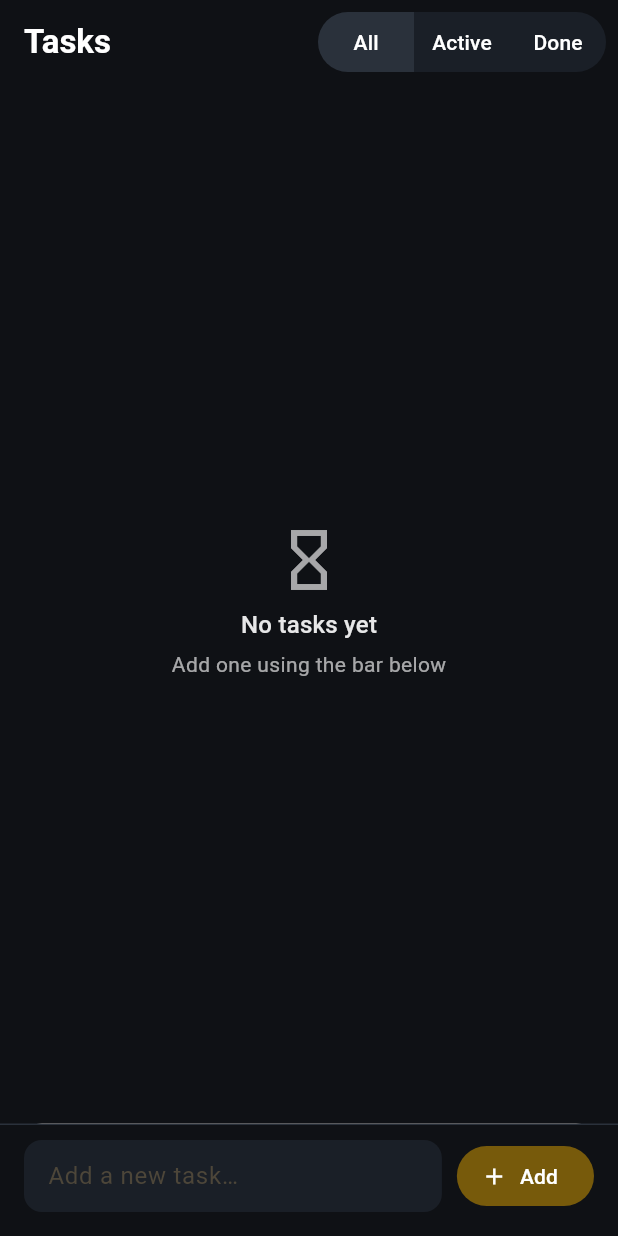
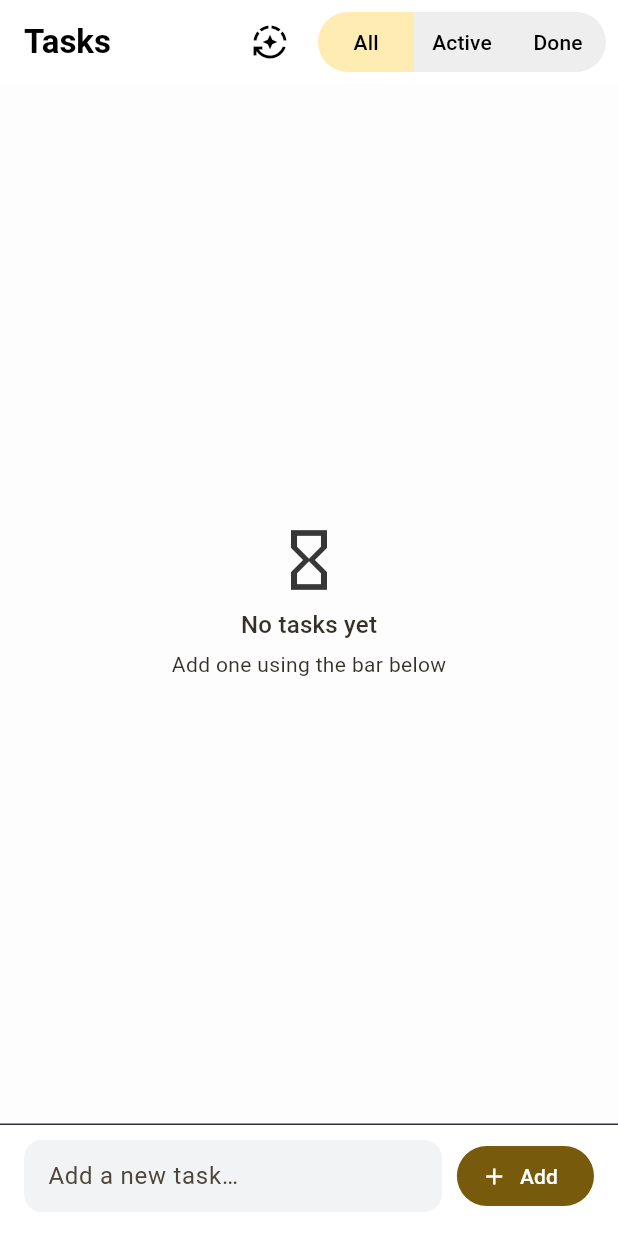
Before and after one commit to NickJohnson06/cw3, a Flutter app: the screen it shows after launch, on a phone screen of 412 x 824 dp. Run offline on Flutter 3.47's test engine with Material 3 defaults, Android fonts, the phone set to English and light mode, and no system bars.

Commit message:
Updated main.dart and added light/dark theme toggle

```diff
--- a/lib/main.dart
+++ b/lib/main.dart
@@ -1,36 +1,36 @@
 import 'package:flutter/material.dart';
+import 'theme/app_theme.dart'; // <-- new import
 
 void main() => runApp(const TaskApp());
 
-class TaskApp extends StatelessWidget {
+class TaskApp extends StatefulWidget {
   const TaskApp({super.key});
+
+  @override
+  State<TaskApp> createState() => _TaskAppState();
+}
+
+class _TaskAppState extends State<TaskApp> {
+  ThemeMode _themeMode = ThemeMode.system;
+
+  void _toggleTheme() {
+    setState(() {
+      _themeMode = cycleTheme(_themeMode);
+    });
+  }
 
   @override
   Widget build(BuildContext context) {
     return MaterialApp(
       title: 'Tasks',
       debugShowCheckedModeBanner: false,
-      theme: ThemeData(
-        useMaterial3: true,
-        colorSchemeSeed: Colors.amber,
-        scaffoldBackgroundColor: const Color(0xFF0F1115),
-        appBarTheme: const AppBarTheme(
-          backgroundColor: Color(0xFF0F1115),
-          foregroundColor: Colors.white,
-          elevation: 0,
-        ),
-        inputDecorationTheme: const InputDecorationTheme(
-          filled: true,
-          fillColor: Color(0xFF1A1F27),
-          border: OutlineInputBorder(borderSide: BorderSide.none, borderRadius: BorderRadius.all(Radius.circular(12))),
-          contentPadding: EdgeInsets.symmetric(horizontal: 12, vertical: 12),
-        ),
-        listTileTheme: const ListTileThemeData(
-          iconColor: Colors.white70,
-          textColor: Colors.white,
-        ),
+      theme: lightTheme,
+      darkTheme: darkTheme,
+      themeMode: _themeMode,
+      home: TaskListScreen(
+        themeMode: _themeMode,
+        onToggleTheme: _toggleTheme,
       ),
-      home: const TaskListScreen(),
     );
   }
 }
@@ -44,7 +44,14 @@ class Task {
 enum TaskFilter { all, active, done }
 
 class TaskListScreen extends StatefulWidget {
-  const TaskListScreen({super.key});
+  final ThemeMode themeMode;
+  final VoidCallback onToggleTheme;
+
+  const TaskListScreen({
+    super.key,
+    required this.themeMode,
+    required this.onToggleTheme,
+  });
 
   @override
   State<TaskListScreen> createState() => _TaskListScreenState();
@@ -107,21 +114,44 @@ class _TaskListScreenState extends State<TaskListScreen> {
 
   @override
   Widget build(BuildContext context) {
-    final chipStyle = Theme.of(context).textTheme.labelLarge?.copyWith(color: Colors.white);
+    final chipStyle = Theme.of(context).textTheme.labelLarge?.copyWith(
+          color: Theme.of(context).brightness == Brightness.dark
+              ? Colors.white
+              : Colors.black,
+        );
+
     return Scaffold(
       appBar: AppBar(
         title: const Text('Tasks', style: TextStyle(fontWeight: FontWeight.w600)),
         actions: [
+          // Theme toggle icon
+          IconButton(
+            tooltip: 'Toggle Theme',
+            icon: Icon(themeIconFor(widget.themeMode)),
+            onPressed: widget.onToggleTheme,
+          ),
           Padding(
             padding: const EdgeInsets.symmetric(horizontal: 8),
             child: SegmentedButton<TaskFilter>(
               style: ButtonStyle(
                 backgroundColor: WidgetStateProperty.resolveWith((states) {
-                  if (states.contains(WidgetState.selected)) return const Color(0xFF2A313B);
-                  return const Color(0xFF1A1F27);
+                  final isDark =
+                      Theme.of(context).brightness == Brightness.dark;
+                  if (states.contains(WidgetState.selected)) {
+                    return isDark
+                        ? const Color(0xFF2A313B)
+                        : Colors.amber.shade100;
+                  }
+                  return isDark
+                      ? const Color(0xFF1A1F27)
+                      : Colors.grey.shade200;
                 }),
                 side: WidgetStateProperty.all(BorderSide.none),
-                foregroundColor: WidgetStateProperty.all(Colors.white),
+                foregroundColor: WidgetStateProperty.all(
+                  Theme.of(context).brightness == Brightness.dark
+                      ? Colors.white
+                      : Colors.black,
+                ),
                 textStyle: WidgetStateProperty.all(chipStyle),
               ),
               segments: const [
@@ -150,7 +180,9 @@ class _TaskListScreenState extends State<TaskListScreen> {
                 itemBuilder: (context, i) {
                   final realIdx = _realIndex(i);
                   final task = _tasks[realIdx];
-                  final leftStripe = task.isDone ? Colors.greenAccent : Colors.amber;
+                  final leftStripe = task.isDone
+                      ? Colors.greenAccent
+                      : Theme.of(context).colorScheme.secondary;
 
                   return Dismissible(
                     key: ValueKey(task),
@@ -167,7 +199,9 @@ class _TaskListScreenState extends State<TaskListScreen> {
                     onDismissed: (_) => _deleteTask(realIdx),
                     child: DecoratedBox(
                       decoration: BoxDecoration(
-                        color: const Color(0xFF1A1F27),
+                        color: Theme.of(context).brightness == Brightness.dark
+                            ? const Color(0xFF1A1F27)
+                            : Colors.grey.shade100,
                         borderRadius: BorderRadius.circular(12),
                         border: Border(
                           left: BorderSide(color: leftStripe, width: 4),
@@ -182,8 +216,9 @@ class _TaskListScreenState extends State<TaskListScreen> {
                         title: Text(
                           task.name,
                           style: TextStyle(
-                            color: Colors.white,
-                            decoration: task.isDone ? TextDecoration.lineThrough : TextDecoration.none,
+                            decoration: task.isDone
+                                ? TextDecoration.lineThrough
+                                : TextDecoration.none,
                           ),
                         ),
                         trailing: IconButton(
@@ -203,9 +238,11 @@ class _TaskListScreenState extends State<TaskListScreen> {
         top: false,
         child: Container(
           padding: const EdgeInsets.fromLTRB(16, 10, 16, 16),
-          decoration: const BoxDecoration(
-            color: Color(0xFF0F1115),
-            border: Border(top: BorderSide(color: Color(0xFF2A313B), width: 1)),
+          decoration: BoxDecoration(
+            color: Theme.of(context).appBarTheme.backgroundColor,
+            border: const Border(
+              top: BorderSide(color: Color(0xFF2A313B), width: 1),
+            ),
           ),
           child: Row(
             children: [
@@ -217,7 +254,6 @@ class _TaskListScreenState extends State<TaskListScreen> {
                   decoration: const InputDecoration(
                     hintText: 'Add a new task…',
                   ),
-                  style: const TextStyle(color: Colors.white),
                 ),
               ),
               const SizedBox(width: 10),
@@ -245,14 +281,14 @@ class _EmptyState extends StatelessWidget {
         child: Column(
           mainAxisSize: MainAxisSize.min,
           children: [
-            const Icon(Icons.hourglass_empty, size: 48, color: Colors.white70),
+            const Icon(Icons.hourglass_empty, size: 48),
             const SizedBox(height: 8),
             Text(
               'No tasks yet',
-              style: Theme.of(context).textTheme.titleMedium?.copyWith(color: Colors.white),
+              style: Theme.of(context).textTheme.titleMedium,
             ),
             const SizedBox(height: 4),
-            const Text('Add one using the bar below', style: TextStyle(color: Colors.white70)),
+            const Text('Add one using the bar below'),
           ],
         ),
       ),
--- /dev/null
+++ b/lib/theme/app_theme.dart
@@ -0,0 +1,90 @@
+// lib/theme/app_theme.dart
+import 'package:flutter/material.dart';
+
+/// Shared seed color
+const Color _seed = Colors.amber;
+
+// DARK THEME
+final ThemeData darkTheme = ThemeData(
+  useMaterial3: true,
+  colorSchemeSeed: _seed,
+  brightness: Brightness.dark,
+  scaffoldBackgroundColor: const Color(0xFF0F1115),
+  appBarTheme: const AppBarTheme(
+    backgroundColor: Color(0xFF0F1115),
+    foregroundColor: Colors.white,
+    elevation: 0,
+  ),
+  inputDecorationTheme: const InputDecorationTheme(
+    filled: true,
+    fillColor: Color(0xFF1A1F27),
+    border: OutlineInputBorder(
+      borderSide: BorderSide.none,
+      borderRadius: BorderRadius.all(Radius.circular(12)),
+    ),
+    contentPadding: EdgeInsets.symmetric(horizontal: 12, vertical: 12),
+  ),
+  listTileTheme: const ListTileThemeData(
+    iconColor: Colors.white70,
+    textColor: Colors.white,
+  ),
+  snackBarTheme: const SnackBarThemeData(
+    backgroundColor: Color(0xFF1A1F27),
+    contentTextStyle: TextStyle(color: Colors.white),
+    behavior: SnackBarBehavior.floating,
+  ),
+);
+
+// LIGHT THEME
+final ThemeData lightTheme = ThemeData(
+  useMaterial3: true,
+  colorSchemeSeed: _seed,
+  brightness: Brightness.light,
+  scaffoldBackgroundColor: const Color(0xFFFDFDFD),
+  appBarTheme: const AppBarTheme(
+    backgroundColor: Colors.white,
+    foregroundColor: Colors.black,
+    elevation: 0,
+  ),
+  inputDecorationTheme: const InputDecorationTheme(
+    filled: true,
+    fillColor: Color(0xFFF1F3F5),
+    border: OutlineInputBorder(
+      borderSide: BorderSide.none,
+      borderRadius: BorderRadius.all(Radius.circular(12)),
+    ),
+    contentPadding: EdgeInsets.symmetric(horizontal: 12, vertical: 12),
+  ),
+  listTileTheme: const ListTileThemeData(
+    iconColor: Colors.black54,
+    textColor: Colors.black87,
+  ),
+  snackBarTheme: const SnackBarThemeData(
+    backgroundColor: Colors.black87,
+    contentTextStyle: TextStyle(color: Colors.white),
+    behavior: SnackBarBehavior.floating,
+  ),
+);
+
+// Cycle helper
+ThemeMode cycleTheme(ThemeMode current) {
+  switch (current) {
+    case ThemeMode.system:
+      return ThemeMode.light;
+    case ThemeMode.light:
+      return ThemeMode.dark;
+    case ThemeMode.dark:
+      return ThemeMode.system;
+  }
+}
+
+IconData themeIconFor(ThemeMode mode) {
+  switch (mode) {
+    case ThemeMode.system:
+      return Icons.auto_mode;
+    case ThemeMode.light:
+      return Icons.wb_sunny_outlined;
+    case ThemeMode.dark:
+      return Icons.dark_mode_outlined;
+  }
+}
```
